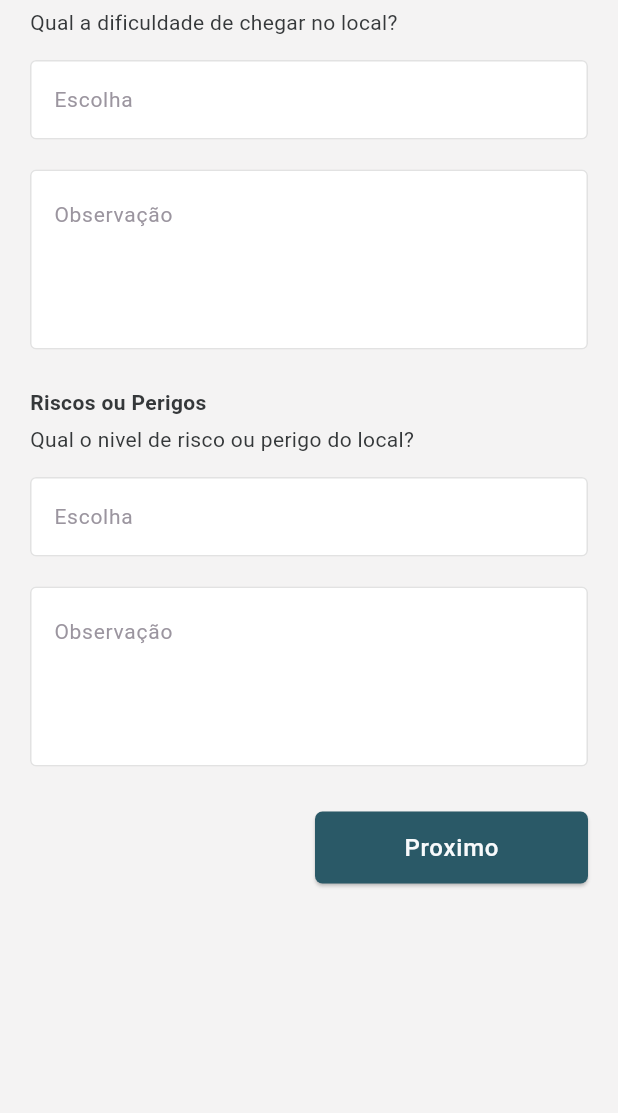
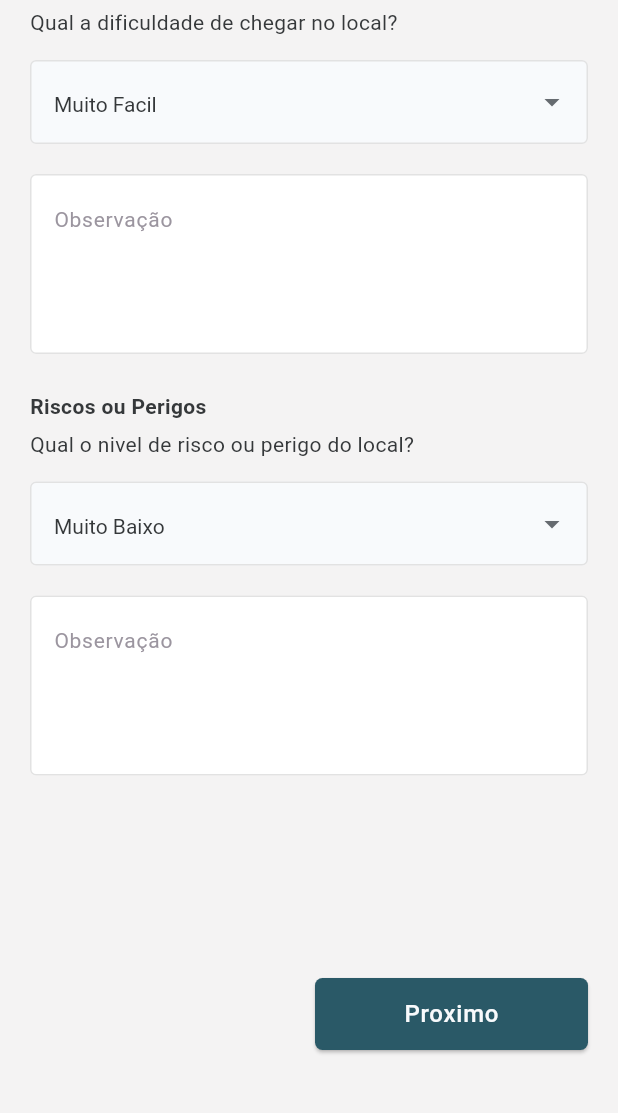
Before and after one commit to gbramoura/fishspot_app, a Flutter app: the SpotDescriptionPage screen opened directly, on a phone screen of 412 x 824 dp, the part 114-1227 px from its top. Run offline on Flutter 3.47's test engine with Material 3 defaults, Android fonts, the phone set to English and light mode, and no system bars; our stand-ins replace cached_network_image, flutter_dotenv, flutter_map, flutter_svg_provider, geolocator, image_picker and 3 more; accounts and stored records are empty.

Commit message:
Change the text input to dropdown button. Begin the page to add a image to the spot.

```diff
--- /dev/null
+++ b/lib/components/custom_dropdown_button.dart
@@ -0,0 +1,61 @@
+import 'package:fishspot_app/constants/colors_constants.dart';
+import 'package:fishspot_app/utils/hex_color_utils.dart';
+import 'package:flutter/material.dart';
+
+class CustomDropdownButton extends StatelessWidget {
+  final List<String> values;
+  final void Function(String? value)? onChange;
+  final String hintText;
+
+  const CustomDropdownButton({
+    super.key,
+    required this.values,
+    required this.hintText,
+    this.onChange,
+  });
+
+  @override
+  Widget build(BuildContext context) {
+    return DropdownButtonFormField<String>(
+      value: values.first,
+      icon: Icon(
+        Icons.arrow_drop_down,
+        color: Theme.of(context).iconTheme.color,
+      ),
+      elevation: 16,
+      style: TextStyle(
+        color: HexColor('#35383A'),
+        fontSize: 14,
+      ),
+      onChanged: onChange,
+      dropdownColor: ColorsConstants.white50,
+      decoration: InputDecoration(
+        focusedBorder: OutlineInputBorder(
+          borderSide: BorderSide(
+            color: Theme.of(context).buttonTheme.colorScheme?.primary ??
+                HexColor('#00D389'),
+          ),
+        ),
+        enabledBorder: OutlineInputBorder(
+          borderSide: BorderSide(color: HexColor('#E2E2E2')),
+        ),
+        hintText: hintText,
+        filled: true,
+        errorBorder: Theme.of(context).inputDecorationTheme.errorBorder,
+        focusedErrorBorder:
+            Theme.of(context).inputDecorationTheme.focusedErrorBorder,
+        errorStyle: Theme.of(context).inputDecorationTheme.errorStyle,
+        fillColor: ColorsConstants.white50,
+        hintStyle: TextStyle(
+          color: HexColor('#9B959F'),
+        ),
+      ),
+      items: values.map<DropdownMenuItem<String>>((String value) {
+        return DropdownMenuItem<String>(
+          value: value,
+          child: Text(value),
+        );
+      }).toList(),
+    );
+  }
+}
--- a/lib/pages/profile/profile_user_edit_page.dart
+++ b/lib/pages/profile/profile_user_edit_page.dart
@@ -396,6 +396,8 @@ class _ProfileUserEditPageState extends State<ProfileUserEditPage> {
 
   _renderAppBar(dynamic context) {
     return AppBar(
+      backgroundColor: Theme.of(context).colorScheme.surface,
+      surfaceTintColor: Theme.of(context).colorScheme.surface,
       shadowColor: ColorsConstants.gray350,
       title: Row(
         children: [
--- a/lib/pages/spot/spot_description_page.dart
+++ b/lib/pages/spot/spot_description_page.dart
@@ -1,9 +1,13 @@
 import 'package:fishspot_app/components/custom_button.dart';
+import 'package:fishspot_app/components/custom_dropdown_button.dart';
 import 'package:fishspot_app/components/custom_text_form_field.dart';
 import 'package:fishspot_app/constants/colors_constants.dart';
+import 'package:fishspot_app/enums/spot_difficulty_type.dart';
+import 'package:fishspot_app/enums/spot_risk_type.dart';
 import 'package:fishspot_app/pages/spot/spot_image_page.dart';
 import 'package:fishspot_app/repositories/add_spot_repository.dart';
 import 'package:fishspot_app/services/navigation_service.dart';
+import 'package:fishspot_app/utils/spot_view_utils.dart';
 import 'package:flutter/material.dart';
 import 'package:provider/provider.dart';
 
@@ -16,42 +20,56 @@ class SpotDescriptionPage extends StatefulWidget {
 
 class _SpotDescriptionPageState extends State<SpotDescriptionPage> {
   final _formGlobalKey = GlobalKey<FormState>();
-  final _riskRateController = TextEditingController();
   final _riskObservationController = TextEditingController();
-  final _difficultyRateController = TextEditingController();
   final _difficultyObservationController = TextEditingController();
 
-  String? _riskRateValidator(String? value) {
-    if (value == null || value.isEmpty) {
-      return 'O risco não pode ser vazio';
-    }
-    return null;
-  }
+  SpotDifficultyType _difficulty = SpotDifficultyType.VeryEasy;
+  SpotRiskType _risk = SpotRiskType.VeryLow;
 
   String? _riskObservationValidator(String? value) {
-    if (value == null || value.isEmpty) {
-      return 'A observação não pode ser vazio';
-    }
-    return null;
-  }
-
-  String? _difficultyRateValidator(String? value) {
-    if (value == null || value.isEmpty) {
-      return 'A dificuldade não pode ser vazio';
+    if (value != null && value.length > 245) {
+      return 'Numero maximo de 245 caracters atingida';
     }
     return null;
   }
 
   String? _difficultyObservationValidator(String? value) {
-    if (value == null || value.isEmpty) {
-      return 'A observação não pode ser vazio';
+    if (value != null && value.length > 245) {
+      return 'Numero maximo de 245 caracters atingida';
     }
     return null;
   }
 
+  _handleChangeDifficulty(String? value) {
+    if (value == null || value.isEmpty) {
+      return;
+    }
+    _difficulty = SpotDifficultyType.values.firstWhere((e) => e.name == value);
+  }
+
+  _handleChangeRisk(String? value) {
+    if (value == null || value.isEmpty) {
+      return;
+    }
+    _risk = SpotRiskType.values.firstWhere((e) => e.name == value);
+  }
+
   _handleNextButton() {
+    if (!_formGlobalKey.currentState!.validate()) {
+      return;
+    }
+
     var route = MaterialPageRoute(builder: (context) => SpotImagePage());
     var addSpot = Provider.of<AddSpotRepository>(context, listen: false);
+
+    addSpot.setDifficulty(
+      _difficulty,
+      _difficultyObservationController.text,
+    );
+    addSpot.setRisk(
+      _risk,
+      _riskObservationController.text,
+    );
 
     NavigationService.push(context, route);
   }
@@ -64,8 +82,8 @@ class _SpotDescriptionPageState extends State<SpotDescriptionPage> {
         child: Column(
           mainAxisAlignment: MainAxisAlignment.start,
           children: [
-            _renderForm(),
-            _renderNext(context),
+            Flexible(child: _renderForm(), flex: 7),
+            Flexible(child: _renderNext(context), flex: 1),
           ],
         ),
       ),
@@ -99,11 +117,12 @@ class _SpotDescriptionPageState extends State<SpotDescriptionPage> {
               ),
             ),
             SizedBox(height: 15),
-            // TODO: Change to select
-            CustomTextFormField(
-              validator: _riskRateValidator,
-              controller: _riskRateController,
+            CustomDropdownButton(
               hintText: 'Escolha',
+              values: SpotDifficultyType.values
+                  .map((e) => SpotViewUtils.getDifficultyText(e))
+                  .toList(),
+              onChange: _handleChangeDifficulty,
             ),
             SizedBox(height: 20),
             SizedBox(
@@ -137,11 +156,12 @@ class _SpotDescriptionPageState extends State<SpotDescriptionPage> {
               ),
             ),
             SizedBox(height: 15),
-            // TODO: Change to select
-            CustomTextFormField(
-              validator: _difficultyRateValidator,
-              controller: _difficultyRateController,
+            CustomDropdownButton(
               hintText: 'Escolha',
+              values: SpotRiskType.values
+                  .map((e) => SpotViewUtils.getRiskText(e))
+                  .toList(),
+              onChange: _handleChangeRisk,
             ),
             SizedBox(height: 20),
             SizedBox(
--- a/lib/pages/spot/spot_location_page.dart
+++ b/lib/pages/spot/spot_location_page.dart
@@ -1,6 +1,7 @@
 import 'package:fishspot_app/components/custom_button.dart';
 import 'package:fishspot_app/constants/colors_constants.dart';
 import 'package:fishspot_app/pages/commons/loading_page.dart';
+import 'package:fishspot_app/pages/spot/spot_description_page.dart';
 import 'package:fishspot_app/repositories/add_spot_repository.dart';
 import 'package:fishspot_app/services/navigation_service.dart';
 import 'package:fishspot_app/utils/geolocator_utils.dart';
@@ -52,7 +53,7 @@ class _SpotLocationPageState extends State<SpotLocationPage> {
   }
 
   _handleConfirmButton() {
-    var route = MaterialPageRoute(builder: (context) => SpotLocationPage());
+    var route = MaterialPageRoute(builder: (context) => SpotDescriptionPage());
     var addSpot = Provider.of<AddSpotRepository>(context, listen: false);
 
     if (_position == null) {
--- a/lib/utils/spot_view_utils.dart
+++ b/lib/utils/spot_view_utils.dart
@@ -13,7 +13,7 @@ class SpotViewUtils {
         _ => Theme.of(context).textTheme.titleLarge?.color,
       };
 
-  static getRiskText(SpotRiskType? rate) => switch (rate) {
+  static String getRiskText(SpotRiskType? rate) => switch (rate) {
         SpotRiskType.VeryLow => "Muito Baixo",
         SpotRiskType.Low => "Baixo",
         SpotRiskType.Medium => "Mediano(a)",
@@ -32,7 +32,7 @@ class SpotViewUtils {
         _ => Theme.of(context).textTheme.titleLarge?.color,
       };
 
-  static getDifficultyText(SpotDifficultyType? rate) => switch (rate) {
+  static String getDifficultyText(SpotDifficultyType? rate) => switch (rate) {
         SpotDifficultyType.VeryEasy => "Muito Facil",
         SpotDifficultyType.Easy => "Facil",
         SpotDifficultyType.Medium => "Mediano(a)",
```
Also changed, not shown: lib/pages/spot/spot_image_page.dart (+41 -8 lines).
